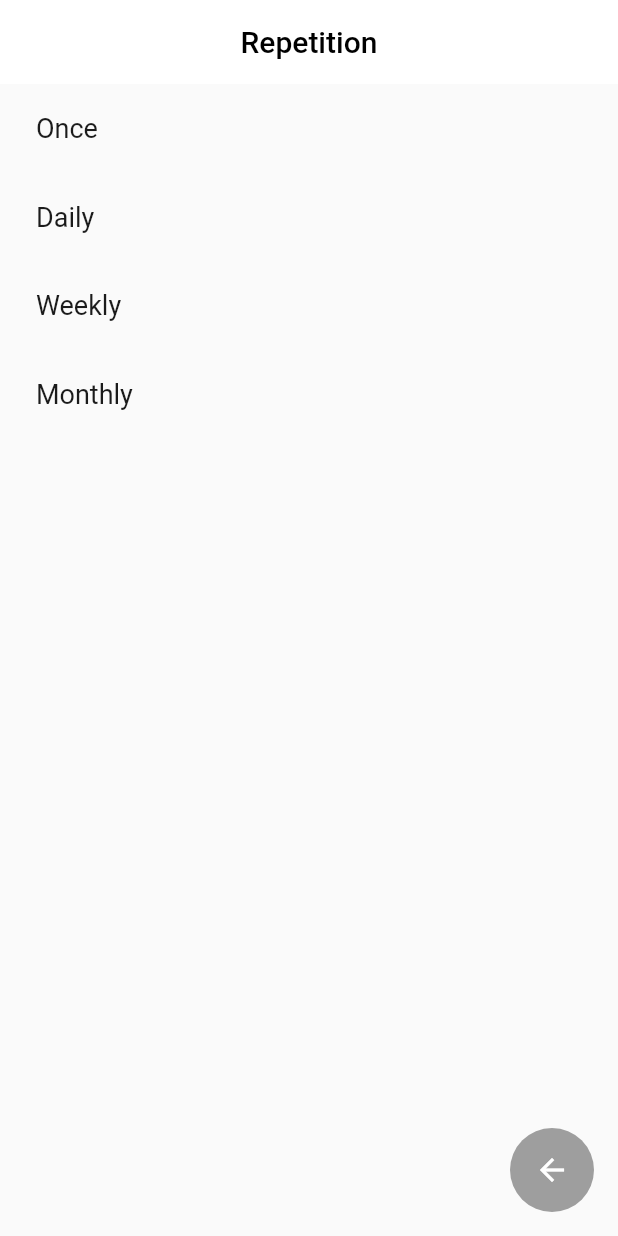
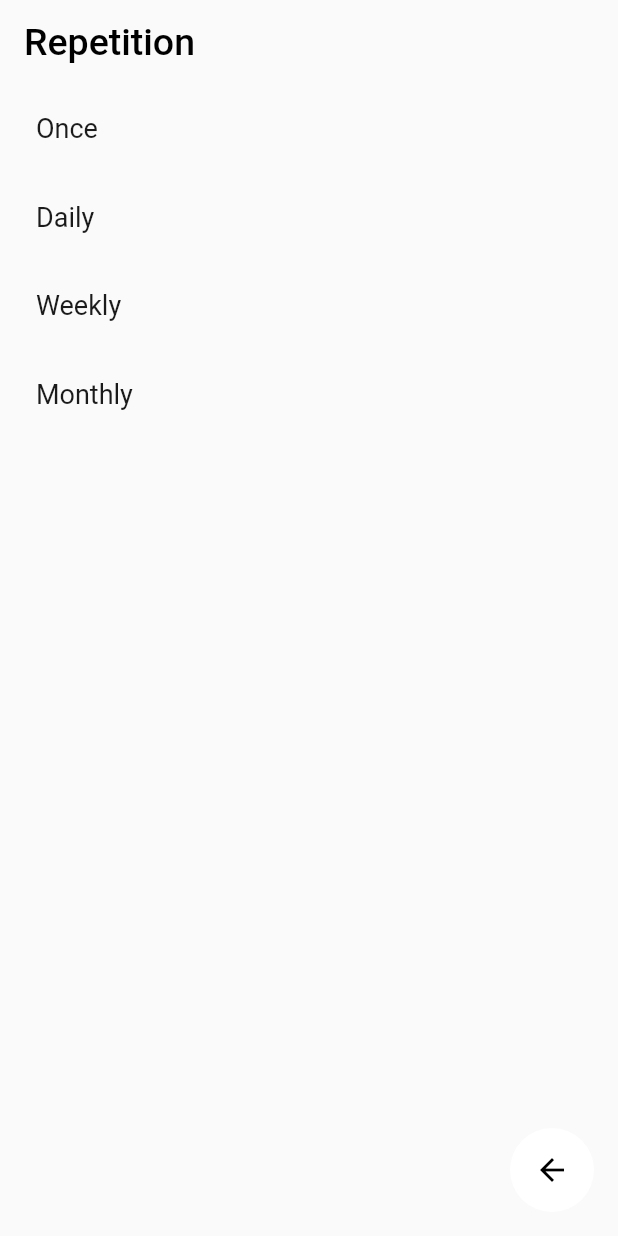
Before and after one commit to atarpoeanya/plands_v1, a Flutter app: the RepetitionPage screen opened by its route, on a phone screen of 412 x 824 dp. Run offline on Flutter 3.47's test engine with Material 2 defaults, Android fonts, the light colour scheme and no system bars; drawn by our look-alikes of settings_ui; our stand-ins replace flutter_datetime_picker, google_fonts, sqflite; accounts and stored records are empty.

Commit message:
\repetitionPage.dart improve

```diff
--- a/lib/repetitionPage.dart
+++ b/lib/repetitionPage.dart
@@ -23,10 +23,13 @@ class _RepetitionPageState extends State<RepetitionPage> {
   Widget build(BuildContext context) {
     return Scaffold(
       appBar: AppBar(
-          elevation: 0,
-          title: Text('Repetition', style: TextStyle(color: Colors.black)),
-          centerTitle: true,
-          backgroundColor: Colors.white),
+        automaticallyImplyLeading: false,
+        elevation: 0,
+        title: Text(
+          'Repetition',
+          style: TextStyle(color: Colors.black, fontSize: 25)),
+        centerTitle: false,
+        backgroundColor: Colors.transparent),
       body: SettingsList(
         backgroundColor: Colors.transparent,
         sections: [
@@ -70,20 +73,20 @@ class _RepetitionPageState extends State<RepetitionPage> {
         elevation: 0,
         child: Container(
           decoration: BoxDecoration(
-            color: Colors.transparent,
+            color: Colors.white,
             borderRadius: BorderRadius.all(
               Radius.circular(100),
             ),
             boxShadow: [
-              BoxShadow(color: Colors.transparent),
+              BoxShadow(color: Colors.white),
             ],
           ),
           child: Icon(
             Icons.arrow_back,
-            color: Colors.white,
+            color: Colors.black,
           ),
         ),
-        backgroundColor: Colors.grey,
+        backgroundColor: Colors.white,
       ),
     );
   }
```
